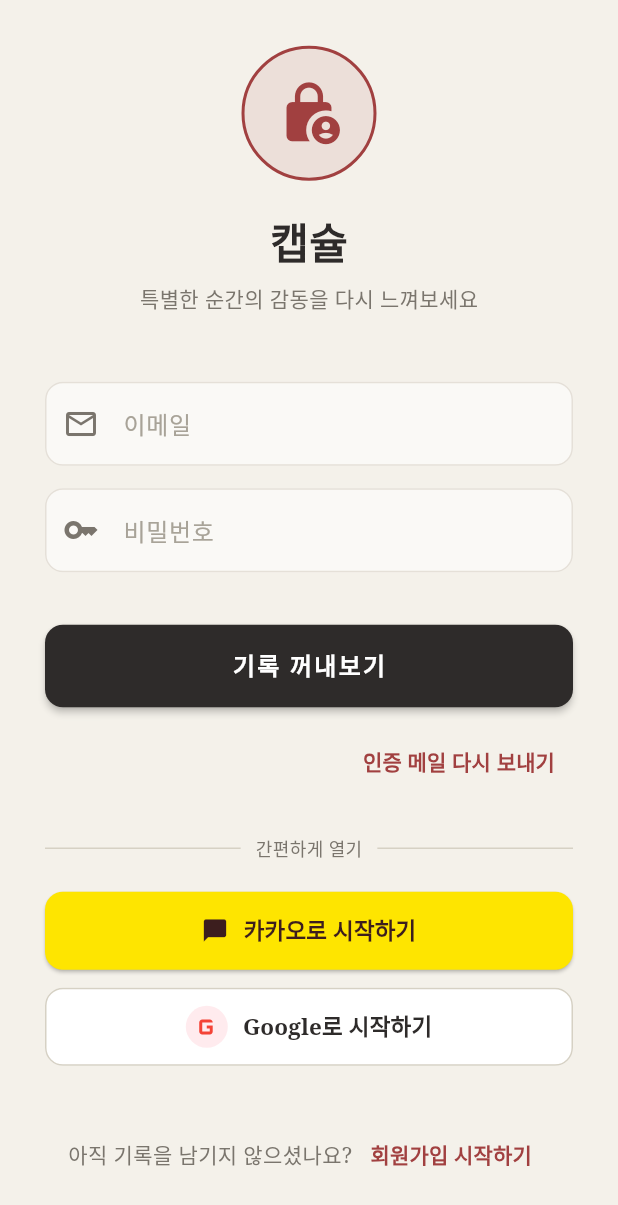
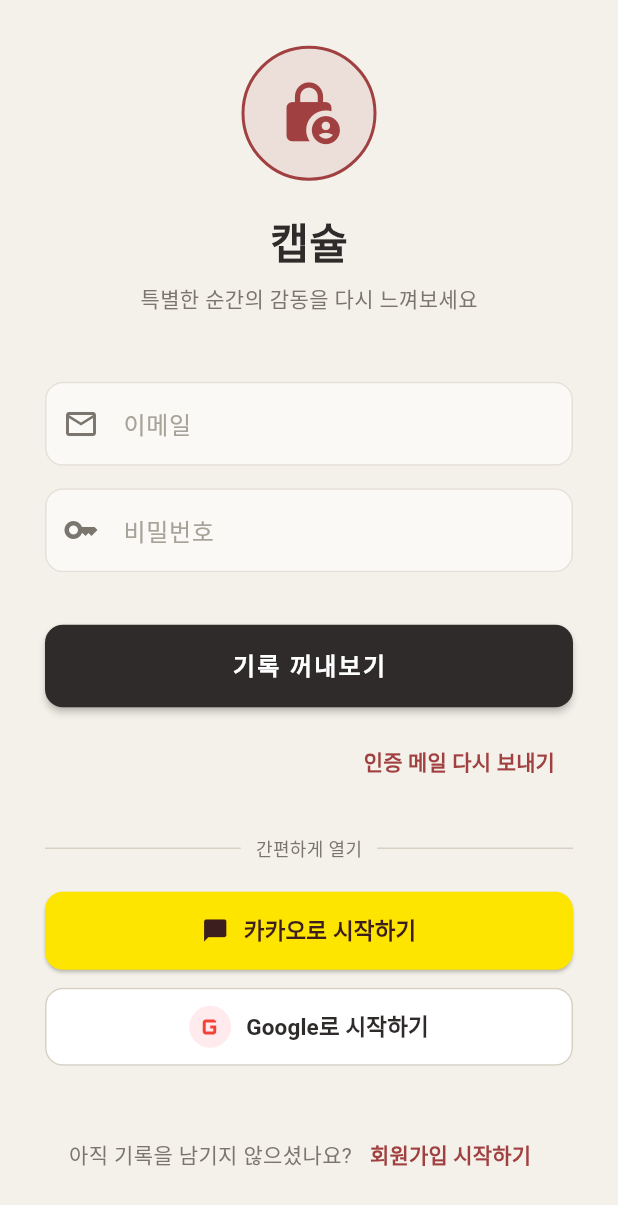
Before and after one commit to Connecting1/project, a Flutter app: the screen it shows after launch, on a phone screen of 412 x 824 dp. Shown: the top 1205 px of the screen. Run offline on Flutter 3.47's test engine with Material 3 defaults, Android fonts, the phone set to English and light mode, and no system bars; missing offline and left inert: flutter_unity_widget.

Commit message:
step8: UI 글씨 깨짐 수정 - fontFamily Serif 제거
fontFamily: 'Serif' 설정 시 Android 일부 기기에서 한글이 □□□로 깨짐.
제거하면 Flutter 기본 폰트(NotoSans)로 렌더링되어 한글이 정상 표시됨.

https://claude.ai/code/session_0139bx98z3FoYVYgHqjrTh56

```diff
--- a/client-feature-eunjun/lib/main.dart
+++ b/client-feature-eunjun/lib/main.dart
@@ -18,7 +18,6 @@ class KMemoryCapsuleApp extends StatelessWidget {
         scaffoldBackgroundColor: const Color(0xFFF4F1EA),
         primaryColor: const Color(0xFF2E2B2A), // 나전칠기함 연상시키는 색
         colorScheme: ColorScheme.fromSeed(seedColor: const Color(0xFF2E2B2A)),
-        fontFamily: 'Serif',
       ),
       home: const LoginPage(),
     );
```
